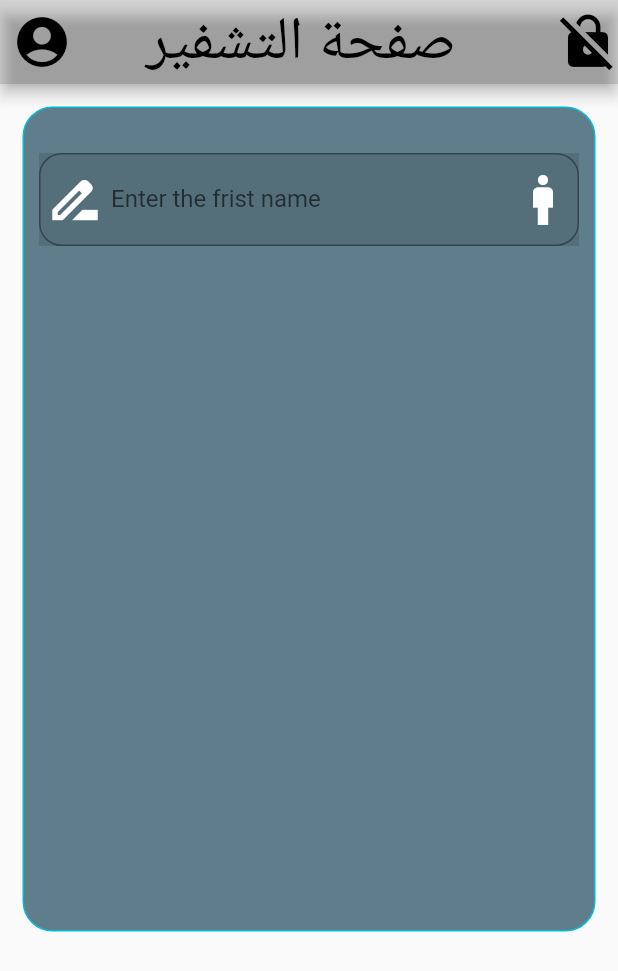
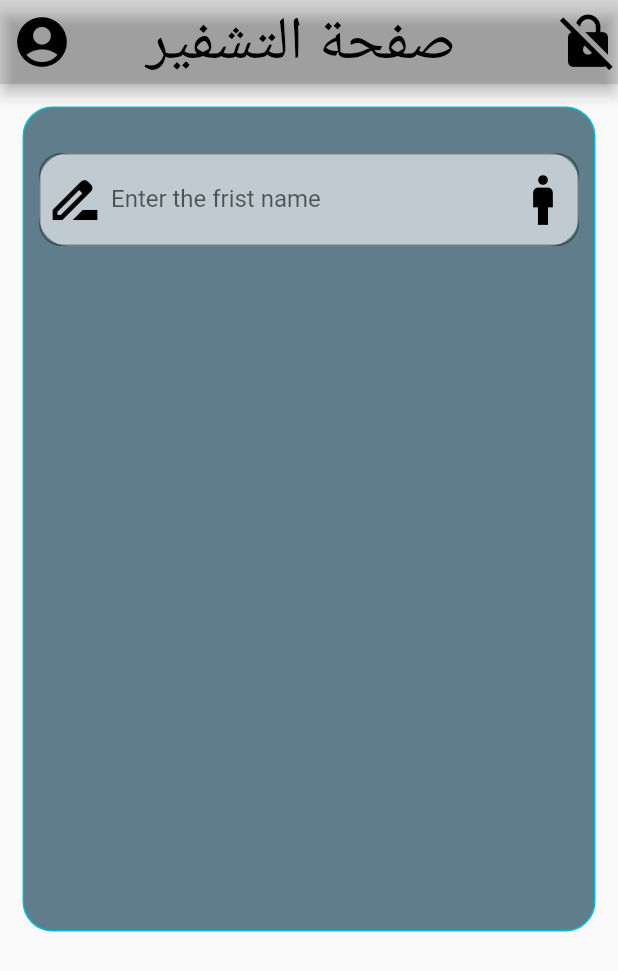
Before and after one commit to salahalddinn/project_flutter, a Flutter app: the screen it shows after launch, on a phone screen of 412 x 824 dp. Shown: the top 971 px of the screen. Run offline on Flutter 3.47's test engine with Material 2 defaults, Android fonts, the phone set to English and light mode, and no system bars.

Commit message:
create Sizebox heigh 20

```diff
--- a/lib/main.dart
+++ b/lib/main.dart
@@ -45,13 +45,16 @@ class screan1 extends StatelessWidget {
                   SizedBox(height: 20,),
                   Container(
                     margin: EdgeInsets.all(10),
-                    color: Colors.black12,
+                    decoration: BoxDecoration(
+                      color: Colors.white60,
+                      borderRadius: BorderRadius.circular(20),
+                    ),
                     child: TextFormField(
                       decoration: InputDecoration(
                         labelText: "Enter the frist name ",
                         hintText: "ادخل الاسم الاول ",
-                        prefixIcon: Icon(Icons.drive_file_rename_outline,size: 40,color: Colors.white,),
-                        suffixIcon: Icon(Icons.man,size: 40,color: Colors.white,),
+                        prefixIcon: Icon(Icons.drive_file_rename_outline,size: 40,color: Colors.black,),
+                        suffixIcon: Icon(Icons.man,size: 40,color: Colors.black,),
                     border: OutlineInputBorder(
                       borderRadius: BorderRadius.circular(15),
 
@@ -59,7 +62,8 @@ class screan1 extends StatelessWidget {
 
                       ),
                     ),
-                  )
+                  ),
+                  SizedBox(height: 20,),
 
                 ],
               ),
```
